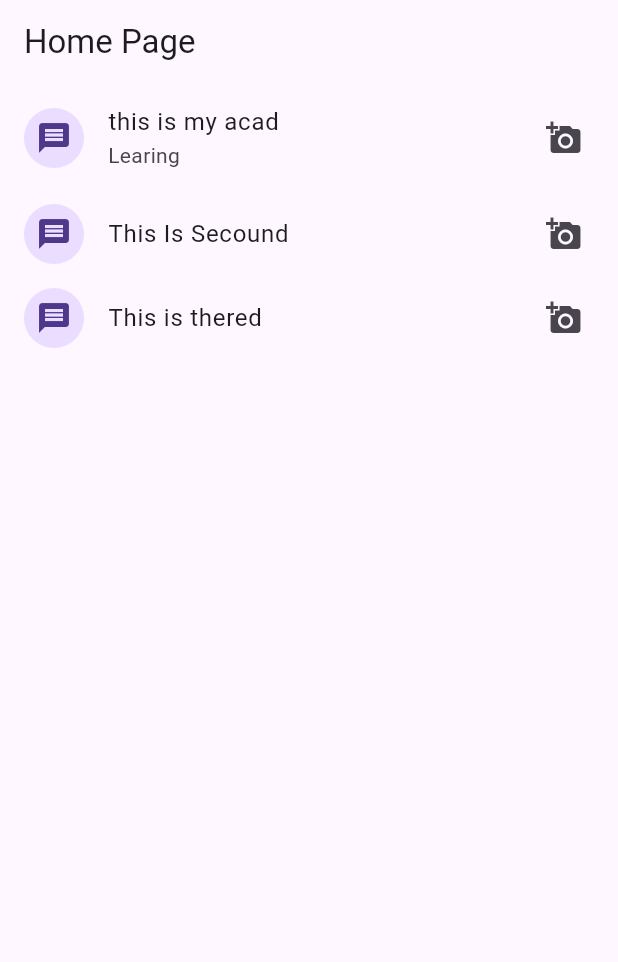
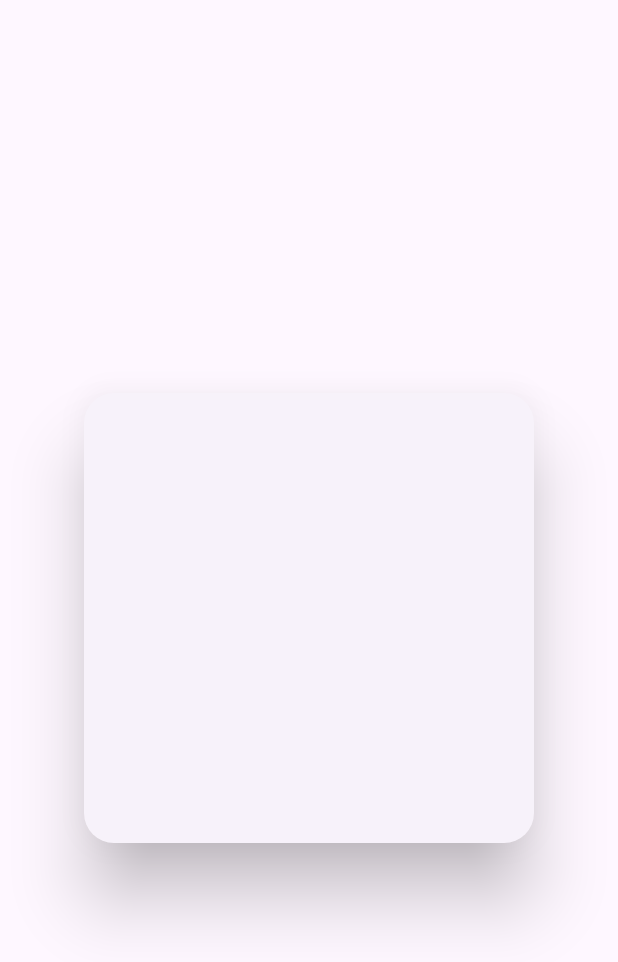
Before and after one commit to engektiar/FlutterFastApp, a Flutter app: the screen it shows after launch, on a phone screen of 412 x 824 dp. Shown: the top 962 px of the screen. Run offline on Flutter 3.47's test engine with Material 3 defaults, Android fonts, the light colour scheme and no system bars.

Commit message:
card desigen

```diff
--- a/lib/main.dart
+++ b/lib/main.dart
@@ -12,28 +12,17 @@ void main(){
      return MaterialApp(
        debugShowCheckedModeBanner: false,
        home: Scaffold(
-         appBar:AppBar(
-           title: Text("Home Page"),
-         ),
-         body: ListView(
-           children: [
-             ListTile(
-                title: Text("this is my acad"),
-               subtitle:Text("Learing"),
-               leading: CircleAvatar(child: Icon(Icons.message),),
-               trailing: Icon(Icons.add_a_photo),
+         body: Center(
+           child: Card(
+             elevation: 20,
+             shape: RoundedRectangleBorder(
+               borderRadius: BorderRadius.all((Radius.circular(20))),
              ),
-             ListTile(
-               leading: CircleAvatar(child: Icon(Icons.message),),
-               title: Text("This Is Secound"),
-               trailing: Icon(Icons.add_a_photo),
+             child: Container(
+               width: 300,
+               height: 300,
              ),
-             ListTile(
-               title: Text("This is thered"),
-               leading: CircleAvatar(child: Icon(Icons.message),),
-               trailing: Icon(Icons.add_a_photo),
-             )
-           ],
+           ),
          ),
        ),
      );
--- a/pubspec.yaml
+++ b/pubspec.yaml
@@ -58,10 +58,8 @@ flutter:
   # the material Icons class.
   uses-material-design: true
 
-  # To add assets to your application, add an assets section, like this:
-  # assets:
-  #   - images/a_dot_burr.jpeg
-  #   - images/a_dot_ham.jpeg
+#  assets:
+#    -images/logo.png
 
   # An image asset can refer to one or more resolution-specific "variants", see
   # https://flutter.dev/assets-and-images/#resolution-aware
```
Also changed, not shown: images/logo.png (added), images/logos.jpg (added).
